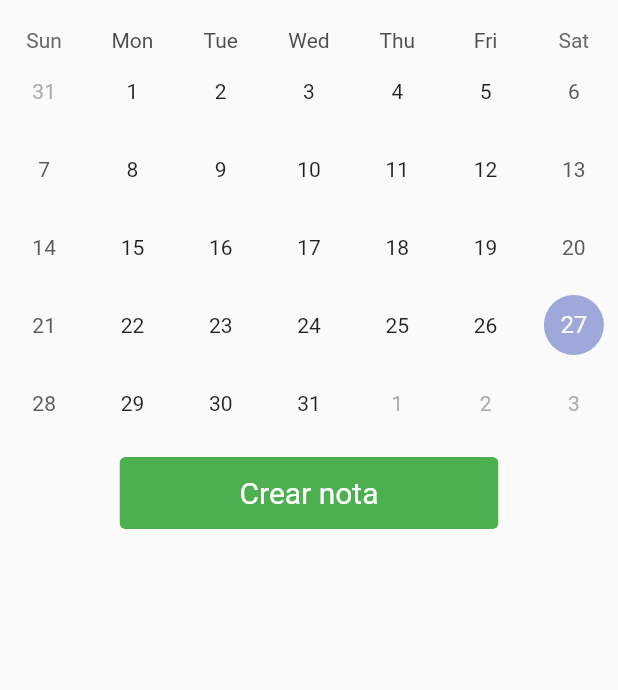
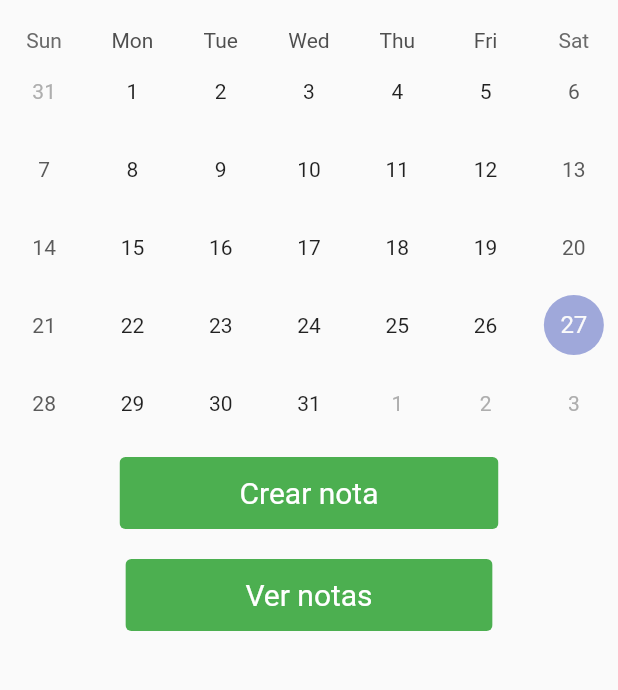
Before and after one commit to MarcosValdez/aplicativo-turismo, a Flutter app: the Calendar screen opened directly, on a phone screen of 412 x 824 dp, the part 68-758 px from its top. Run offline on Flutter 3.47's test engine with Material 2 defaults, Android fonts, the phone set to English and light mode, and no system bars; drawn by our look-alikes of table_calendar; our stand-ins replace carousel_slider, cloud_firestore, firebase_auth, firebase_core, firebase_storage, flutter_bloc and 4 more; accounts and stored records are empty; network calls fail; Roboto replaces fonts that are missing (Georgia).

Commit message:
feat: Lista de tareas

```diff
--- a/lib/calendar/model/task_model.dart
+++ b/lib/calendar/model/task_model.dart
@@ -16,9 +16,8 @@ class TaskModel {
     required this.userId,
   });
 
-
   bool active;
-  DateTime date;
+  String date;
   String dateCreated;
   String dateUpdate;
   String description;
@@ -27,7 +26,7 @@ class TaskModel {
 
   factory TaskModel.fromJson(Map<String, dynamic> json) => TaskModel(
         active: json["active"],
-        date: DateTime.parse(json["date"]),
+        date: json["date"],
         dateCreated: json["date_created"],
         dateUpdate: json["date_update"],
         description: json["description"],
@@ -37,7 +36,7 @@ class TaskModel {
 
   Map<String, dynamic> toJson() => {
         "active": active,
-        "date": date.toIso8601String(),
+        "date": date,
         "date_created": dateCreated,
         "date_update": dateUpdate,
         "description": description,
--- a/lib/calendar/repo/task_service.dart
+++ b/lib/calendar/repo/task_service.dart
@@ -5,17 +5,21 @@ import 'package:aplicativo_turismo/calendar/model/task_model.dart';
 import 'package:aplicativo_turismo/calendar/repo/api_status.dart';
 import 'package:aplicativo_turismo/utils/constants.dart';
 import 'package:http/http.dart' as http;
+import 'package:shared_preferences/shared_preferences.dart';
 
 class TaskService {
   static Future<Object> getTasks() async {
     try {
-      var user = '1';
-      var uri = Uri.parse('$ENDPOINT/task/user/$user');
+      // var user = '2';
+      final prefs = await SharedPreferences.getInstance();
+
+      final String? uid = prefs.getString('uid');
+      var uri = Uri.parse('$ENDPOINT/task/user/$uid');
       var response = await http.get(
         uri,
         headers: {"Content-Type": "application/json"},
       );
-      print(response.body);
+      // print(response.body);
       if (200 == response.statusCode) {
         return Success(code: 200, response: taskModelFromJson(response.body));
       }
--- a/lib/calendar/view/calendar.dart
+++ b/lib/calendar/view/calendar.dart
@@ -1,6 +1,9 @@
+import 'package:aplicativo_turismo/calendar/view/calendar_list_task.dart';
 import 'package:aplicativo_turismo/calendar/view_model/task_view_model.dart';
+import 'package:aplicativo_turismo/calendar/model/task_model.dart';
 import 'package:flutter/material.dart';
 import 'package:modal_bottom_sheet/modal_bottom_sheet.dart';
+import 'package:shared_preferences/shared_preferences.dart';
 import 'package:table_calendar/table_calendar.dart';
 import 'package:aplicativo_turismo/Calendar/view/calendar_modal.dart';
 import 'package:provider/provider.dart';
@@ -85,6 +88,40 @@ class _CalendarState extends State<Calendar> {
                 ),
               ),
             ),
+            Padding(
+              padding: const EdgeInsets.symmetric(vertical: 10, horizontal: 0),
+              child: ClipRRect(
+                borderRadius: BorderRadius.circular(4),
+                child: Stack(
+                  children: <Widget>[
+                    Positioned.fill(
+                      child: Container(
+                        decoration: const BoxDecoration(color: Colors.green),
+                      ),
+                    ),
+                    TextButton(
+                      style: TextButton.styleFrom(
+                        padding: const EdgeInsets.symmetric(
+                            vertical: 12, horizontal: 80),
+                        primary: Colors.white,
+                        textStyle: const TextStyle(fontSize: 20),
+                      ),
+                      onPressed: () {
+                        print(taskViewModel.taskListModel.length);
+                        showMaterialModalBottomSheet(
+                          expand: false,
+                          context: context,
+                          backgroundColor: Colors.transparent,
+                          builder: (context) =>
+                              CalendarListTask(selectedDay: _selectedDay),
+                        );
+                      },
+                      child: const Text('Ver notas'),
+                    ),
+                  ],
+                ),
+              ),
+            ),
           ],
         ),
       ),
--- a/lib/calendar/view_model/task_view_model.dart
+++ b/lib/calendar/view_model/task_view_model.dart
@@ -34,7 +34,7 @@ class TaskViewModel extends ChangeNotifier {
     var response = await TaskService.getTasks();
     if (response is Success) {
       List<TaskModel> taskList = response.response;
-      print(taskList);
+      // print(taskList);
       setTaskListModel(taskList);
     }
     if (response is Failure) {
--- a/lib/main.dart
+++ b/lib/main.dart
@@ -10,6 +10,7 @@ import 'package:flutter/material.dart';
 import 'package:firebase_core/firebase_core.dart';
 import 'package:flutter_bloc/flutter_bloc.dart';
 import 'package:provider/provider.dart';
+import 'package:shared_preferences/shared_preferences.dart';
 import 'Dictionary/view/screen/dictionary_screen.dart';
 import 'color_constants.dart';
 import 'firebase_options.dart';
--- a/pubspec.yaml
+++ b/pubspec.yaml
@@ -46,6 +46,7 @@ dependencies:
   modal_bottom_sheet: ^2.1.0
   provider: ^6.0.3
   flutter_bloc: ^7.0.0
+  shared_preferences: ^2.0.15
 
 dev_dependencies:
   flutter_test:
```
Also changed, not shown: lib/calendar/view/calendar_list_task.dart (added, +68 -0 lines), lib/calendar/view/calendar_modal.dart (+6 -2 lines), lib/screens/User/login.dart (+23 -2 lines), pubspec.lock, 1 other file.
